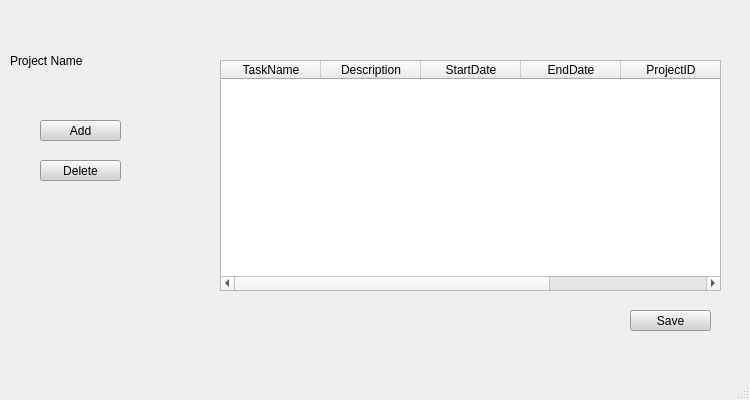
First picture: the form in multipleadds.ui, repository huzaifa112003/Project-Management-Systems, before the edit.
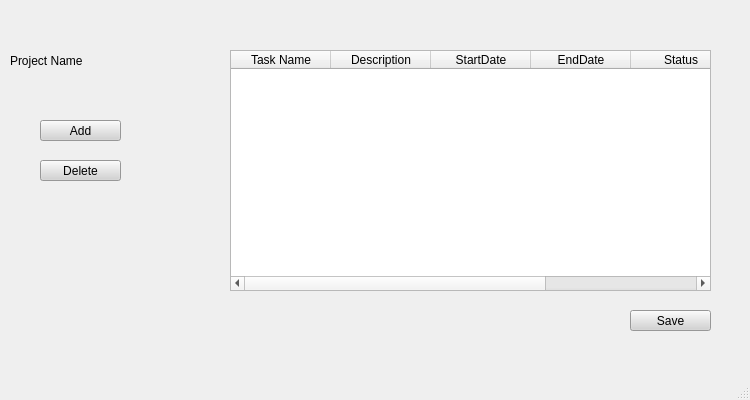
Second picture: the form after the edit.

Commit message: Final changes pushed working project with complete code, all UI file and readme file

What changed in the file:
```diff
--- a/multipleadds.ui
+++ b/multipleadds.ui
@@ -48,46 +48,6 @@
      <string>Save</string>
     </property>
    </widget>
-   <widget class="QTableWidget" name="tableWidget">
-    <property name="geometry">
-     <rect>
-      <x>220</x>
-      <y>60</y>
-      <width>501</width>
-      <height>231</height>
-     </rect>
-    </property>
-    <column>
-     <property name="text">
-      <string>TaskName</string>
-     </property>
-    </column>
-    <column>
-     <property name="text">
-      <string>Description</string>
-     </property>
-    </column>
-    <column>
-     <property name="text">
-      <string>StartDate</string>
-     </property>
-    </column>
-    <column>
-     <property name="text">
-      <string>EndDate</string>
-     </property>
-    </column>
-    <column>
-     <property name="text">
-      <string>ProjectID</string>
-     </property>
-    </column>
-    <column>
-     <property name="text">
-      <string>AssigneeID</string>
-     </property>
-    </column>
-   </widget>
    <widget class="QLabel" name="label_4">
     <property name="geometry">
      <rect>
@@ -121,6 +81,46 @@
      <string>Delete</string>
     </property>
    </widget>
+   <widget class="QTableWidget" name="tableWidget">
+    <property name="geometry">
+     <rect>
+      <x>230</x>
+      <y>50</y>
+      <width>481</width>
+      <height>241</height>
+     </rect>
+    </property>
+    <column>
+     <property name="text">
+      <string>Task Name</string>
+     </property>
+    </column>
+    <column>
+     <property name="text">
+      <string>Description</string>
+     </property>
+    </column>
+    <column>
+     <property name="text">
+      <string>StartDate</string>
+     </property>
+    </column>
+    <column>
+     <property name="text">
+      <string>EndDate</string>
+     </property>
+    </column>
+    <column>
+     <property name="text">
+      <string>Status</string>
+     </property>
+    </column>
+    <column>
+     <property name="text">
+      <string>Assigned To</string>
+     </property>
+    </column>
+   </widget>
   </widget>
   <widget class="QMenuBar" name="menubar">
    <property name="geometry">
```
Left out of the diff: 2 changed lines with no effect on the pictures. The commit also changes 20 other files.
